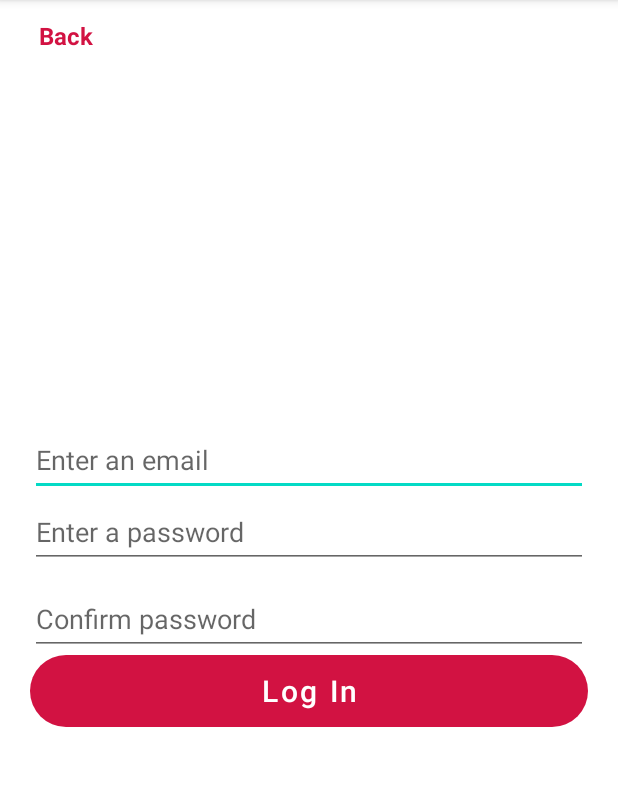
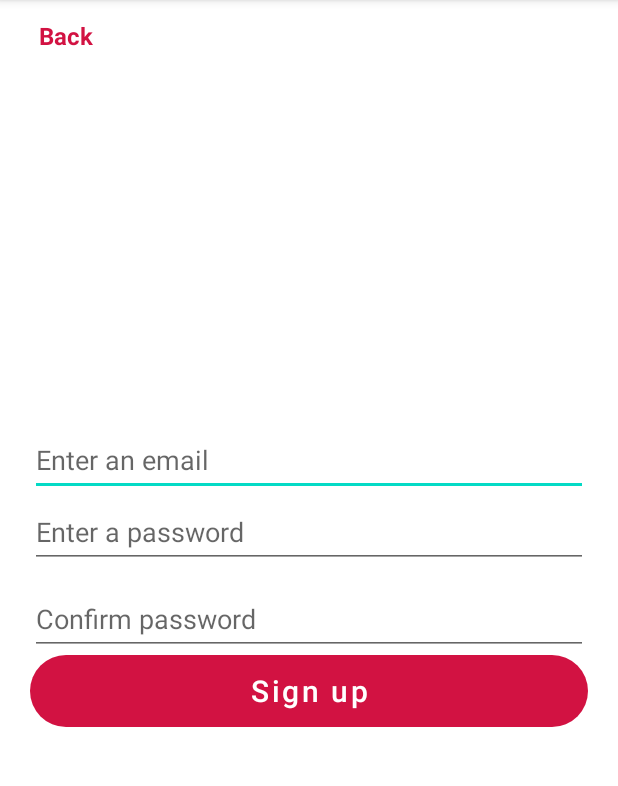
Before and after one commit to nilaymitash/Trader_Joes_App, an Android app: the SignupActivity screen opened directly, with no data from a screen before it, on a phone screen of 412 x 824 dp, the part 84-870 px from its top. Run offline under Robolectric (Android 15) with nearby library versions, the phone set to English and light mode, and no system bars; our stand-ins replace Firebase (no records; nobody signed in at launch, a user with empty details on screens opened directly).

Commit message:
content update

```diff
--- a/app/src/main/res/layout/activity_signup.xml
+++ b/app/src/main/res/layout/activity_signup.xml
@@ -74,7 +74,7 @@
 
         <Button
             android:id="@+id/signup_btn"
-            android:text="@string/log_in"
+            android:text="@string/signup"
             android:layout_width="match_parent"
             android:layout_height="wrap_content"
             android:background="@drawable/rounded_corner_button"
--- a/app/src/main/res/values/strings.xml
+++ b/app/src/main/res/values/strings.xml
@@ -27,6 +27,7 @@
     <string name="signup_confirm_password_hint">Confirm password</string>
     <string name="passwords_dont_match">Passwords must match.</string>
     <string name="invalid_email">Please enter a valid email.</string>
+    <string name="signup">Sign up</string>
 
     <!--Navigation drawer-->
     <string name="navigation_drawer_open">Open</string>
```
